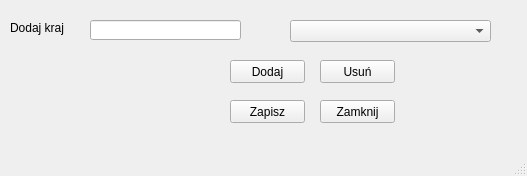
This is Kontrahent/kontrahentdodajkraj.ui in Astropl/OptiBase as Qt 5 draws it before an edit. The edited form follows.
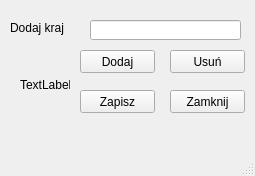
This is the edited form.

Commit message: add icon check ok/no

What changed in the file:
```diff
--- a/Kontrahent/kontrahentdodajkraj.ui
+++ b/Kontrahent/kontrahentdodajkraj.ui
@@ -6,7 +6,7 @@
    <rect>
     <x>0</x>
     <y>0</y>
-    <width>527</width>
+    <width>255</width>
     <height>176</height>
    </rect>
   </property>
@@ -27,8 +27,8 @@
    <widget class="QPushButton" name="pushButton">
     <property name="geometry">
      <rect>
-      <x>230</x>
-      <y>100</y>
+      <x>80</x>
+      <y>90</y>
       <width>75</width>
       <height>23</height>
      </rect>
@@ -40,8 +40,8 @@
    <widget class="QPushButton" name="pushButton_3">
     <property name="geometry">
      <rect>
-      <x>320</x>
-      <y>60</y>
+      <x>170</x>
+      <y>50</y>
       <width>75</width>
       <height>23</height>
      </rect>
@@ -53,8 +53,8 @@
    <widget class="QPushButton" name="pushButton_2">
     <property name="geometry">
      <rect>
-      <x>230</x>
-      <y>60</y>
+      <x>80</x>
+      <y>50</y>
       <width>75</width>
       <height>23</height>
      </rect>
@@ -89,8 +89,8 @@
    <widget class="QPushButton" name="pushButton_4">
     <property name="geometry">
      <rect>
-      <x>320</x>
-      <y>100</y>
+      <x>170</x>
+      <y>90</y>
       <width>75</width>
       <height>23</height>
      </rect>
@@ -99,6 +99,19 @@
      <string>Zamknij</string>
     </property>
    </widget>
+   <widget class="QLabel" name="lblCheckOkNo">
+    <property name="geometry">
+     <rect>
+      <x>20</x>
+      <y>60</y>
+      <width>50</width>
+      <height>50</height>
+     </rect>
+    </property>
+    <property name="text">
+     <string>TextLabel</string>
+    </property>
+   </widget>
   </widget>
   <widget class="QMenuBar" name="menubar">
    <property name="geometry">
```
Left out of the diff: 2 changed lines with no effect on the pictures. The commit also changes 12 other files.
